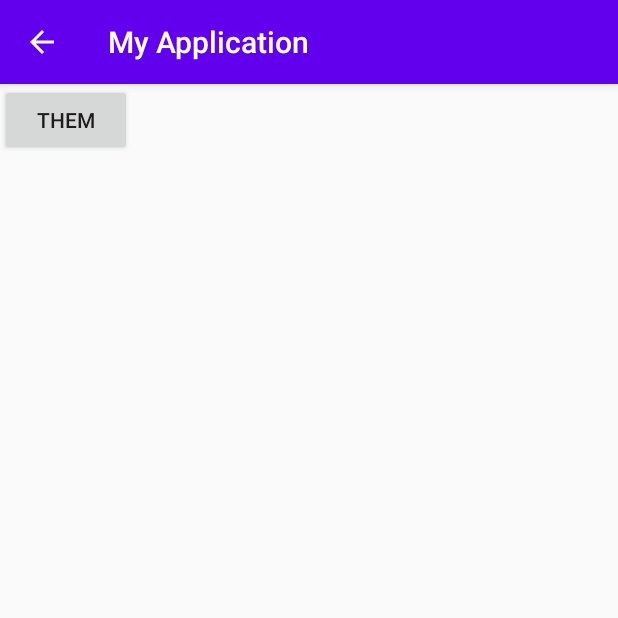
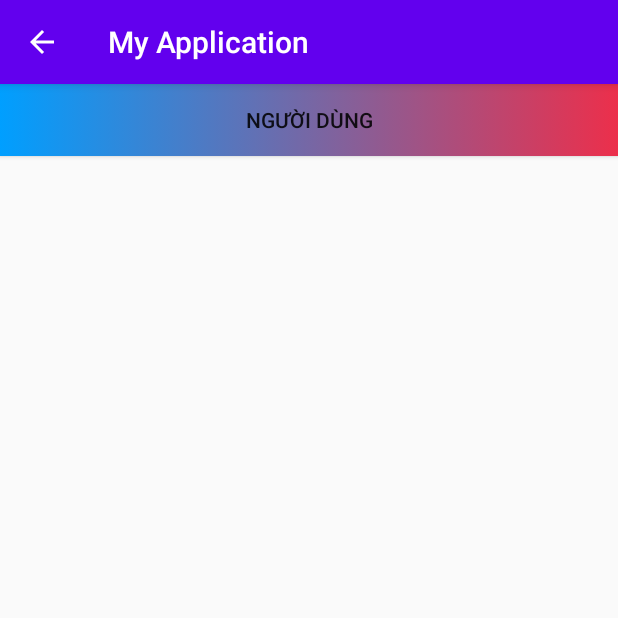
Before and after one commit to Thinhtdph08119/DUANMAUASS, an Android app: the ListNguoiDungActivity screen opened directly, with no data from a screen before it, on a phone screen of 412 x 824 dp, the top half of it. Run offline under Robolectric (Android 15) with nearby library versions, the phone set to English and light mode, and no system bars.

Commit message:
thêm mới

```diff
--- a/app/src/main/res/layout/activity_list_nguoi_dung.xml
+++ b/app/src/main/res/layout/activity_list_nguoi_dung.xml
@@ -8,15 +8,13 @@
     tools:context=".ListNguoiDungActivity">
 
 
-
-
     <Button
-        android:layout_width="wrap_content"
+        android:background="@drawable/custombutton"
+        android:id="@+id/btnThem"
+        android:layout_width="match_parent"
         android:layout_height="wrap_content"
-        android:id="@+id/btnThem"
-        android:text="Them"
         android:onClick="startThemNguoiDung"
-        />
+        android:text="Người dùng" />
 
     <!-- <ListView
           android:id="@+id/lvNguoiDung"
--- a/app/src/main/res/layout/activity_sach.xml
+++ b/app/src/main/res/layout/activity_sach.xml
@@ -69,6 +69,7 @@
         android:weightSum="2">
 
         <Button
+            android:background="@drawable/custombutton"
             android:id="@+id/btnAddBook"
             android:layout_width="wrap_content"
             android:layout_height="wrap_content"
@@ -77,6 +78,7 @@
             android:text="Lưu" />
 
         <Button
+            android:background="@drawable/custombutton"
             android:id="@+id/btnCancelBook"
             android:layout_width="wrap_content"
             android:layout_height="wrap_content"
@@ -85,6 +87,7 @@
     </LinearLayout>
 
     <Button
+        android:background="@drawable/custombutton"
         android:id="@+id/btnShowBook"
         android:layout_width="match_parent"
         android:layout_height="wrap_content"
```
